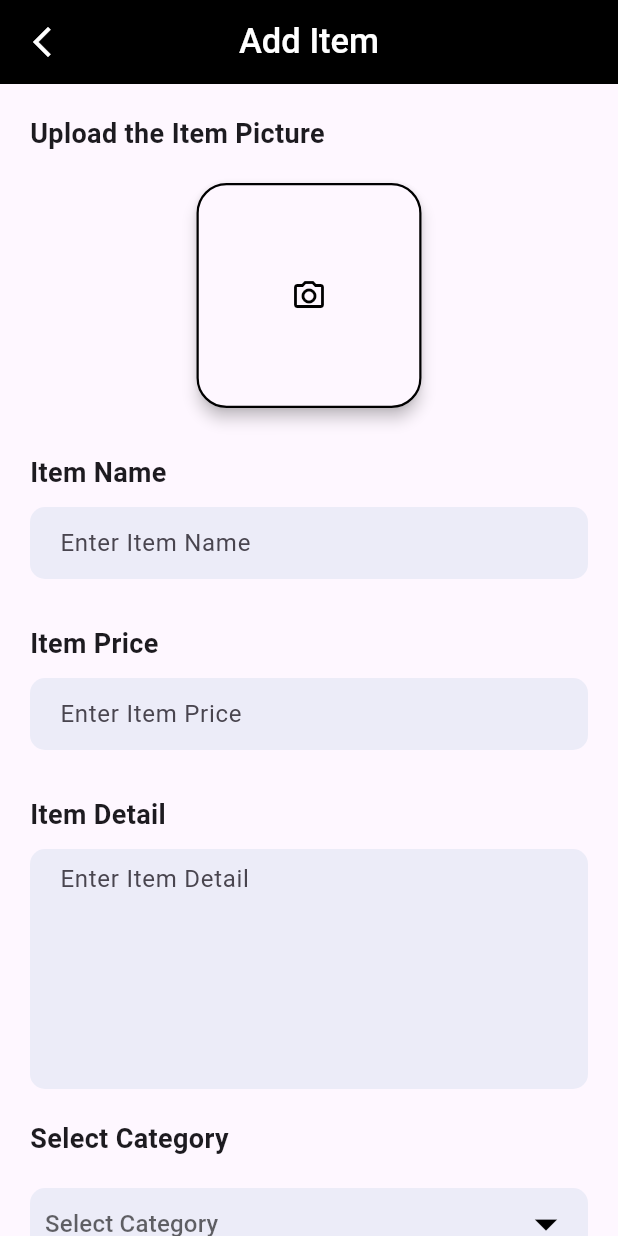
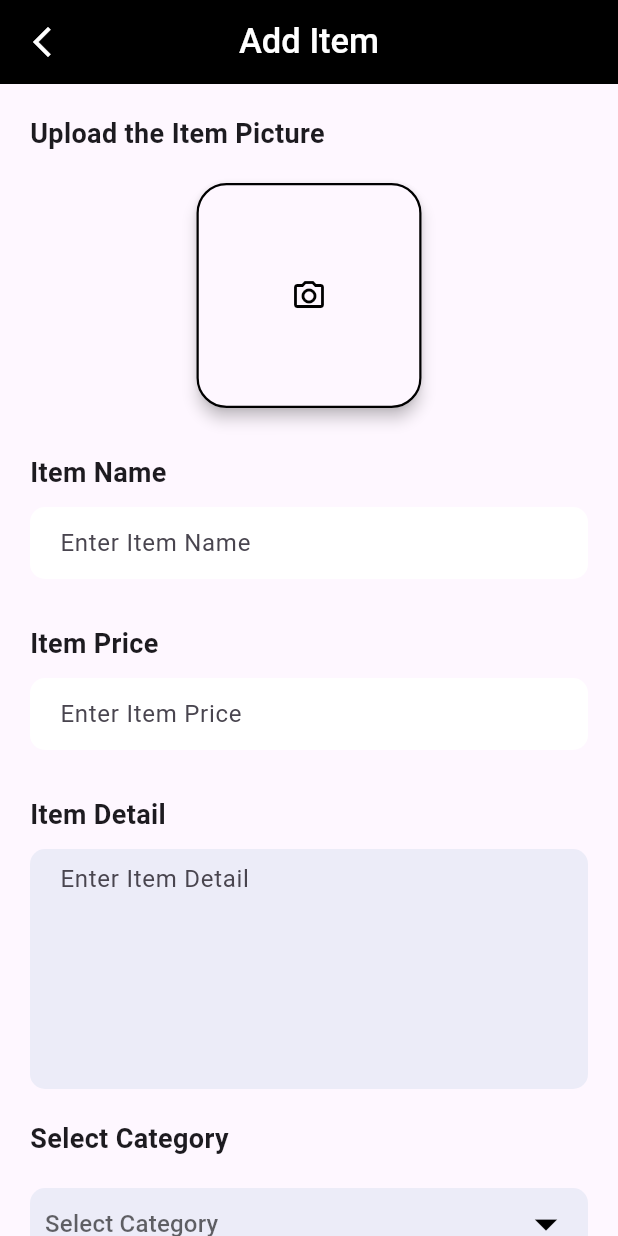
Before and after one commit to ParthVadodariya2005/foody_admin_app, a Flutter app: the screen it shows once a user with an empty profile is signed in, after a tap on "Add Food Items", on a phone screen of 412 x 824 dp. Run offline on Flutter 3.47's test engine with Material 3 defaults, Android fonts, the phone set to English and light mode, and no system bars; our stand-ins replace cloud_firestore, file_picker, firebase_auth, firebase_core, firebase_storage, random_string; accounts and stored records are empty; Roboto replaces fonts that are missing (Poppins).

Commit message:
admin_signout

```diff
--- a/lib/Admin/adding_food.dart
+++ b/lib/Admin/adding_food.dart
@@ -93,7 +93,7 @@ class _AddFoodState extends State<AddFood> {
   Widget build(BuildContext context) {
     return Scaffold(
       appBar: AppBar(
-        leading: GestureDetector(
+         leading: GestureDetector(
           onTap: () {
             Navigator.pop(context);
           },
@@ -110,6 +110,7 @@ class _AddFoodState extends State<AddFood> {
         ),
         backgroundColor: Colors.black,
       ),
+
       body: SingleChildScrollView(
         child: Container(
           margin: EdgeInsets.all(20.0),
@@ -174,7 +175,7 @@ class _AddFoodState extends State<AddFood> {
                 padding: EdgeInsets.symmetric(horizontal: 20.0),
                 width: MediaQuery.of(context).size.width,
                 decoration: BoxDecoration(
-                  color: Color(0xFFececf8),
+                  color: Colors.white,
                   borderRadius: BorderRadius.circular(10),
                 ),
                 child: TextField(
@@ -195,7 +196,7 @@ class _AddFoodState extends State<AddFood> {
                 padding: EdgeInsets.symmetric(horizontal: 20.0),
                 width: MediaQuery.of(context).size.width,
                 decoration: BoxDecoration(
-                  color: Color(0xFFececf8),
+                  color: Colors.white,
                   borderRadius: BorderRadius.circular(10),
                 ),
                 child: TextField(
--- a/lib/Admin/admin_home.dart
+++ b/lib/Admin/admin_home.dart
@@ -1,5 +1,7 @@
+import 'package:firebase_auth/firebase_auth.dart';
 import 'package:flutter/material.dart';
 import 'package:foody_admin_app/Admin/adding_food.dart';
+import 'package:foody_admin_app/Admin/admin.dart';
 import 'package:foody_admin_app/widget/widget_support.dart';
 
 class HomeAdmin extends StatefulWidget {
@@ -10,26 +12,46 @@ class HomeAdmin extends StatefulWidget {
 }
 
 class _HomeAdminState extends State<HomeAdmin> {
+
+ final FirebaseAuth _auth = FirebaseAuth.instance;
+
+  Future<void> signOut(BuildContext context) async {
+    try {
+      await _auth.signOut();
+      Navigator.of(context).pushReplacement(
+        MaterialPageRoute(builder: (context) => AdminLogin()),
+      );
+    } catch (e) {
+      print("Error signing out: $e");
+    }
+  }
   @override
   Widget build(BuildContext context) {
     return Scaffold(
       appBar: AppBar(
-
         centerTitle: true,
         title: Text(
           "Home Admin",
-          style:AppWidget.semiBoldWhiteTextFeildStyle(),
+          style: AppWidget.semiBoldWhiteTextFeildStyle(),
         ),
         backgroundColor: Colors.black,
+        actions: [
+          IconButton(
+            icon: Icon(Icons.logout),
+            onPressed: () async {
+              await FirebaseAuth.instance.signOut();
+            },
+          ),
+        ],
       ),
       body: Container(
         margin: EdgeInsets.only(top: 50.0, left: 20.0, right: 20.0),
         child: Column(
           children: [
-            SizedBox(height: 50.0,),
+            SizedBox(height: 50.0),
             GestureDetector(
-              onTap: (){
-                Navigator.push(context, MaterialPageRoute(builder: (context)=> AddFood()));
+              onTap: () {
+                Navigator.push(context, MaterialPageRoute(builder: (context) => AddFood()));
               },
               child: Material(
                 elevation: 10.0,
@@ -40,17 +62,29 @@ class _HomeAdminState extends State<HomeAdmin> {
                     decoration: BoxDecoration(
                       color: Colors.black,
                       borderRadius: BorderRadius.circular(10),
-
                     ),
-                    child: Row(children: [
-                      Padding(padding: EdgeInsets.all(6.0),
-                      child: Image.asset("images/salad4.png", height: 100, width: 100, fit: BoxFit.cover,),),
-                  SizedBox(width: 30.0,) ,
-                  Text("Add Food Items", style: TextStyle(color: Colors.white, fontSize: 20.0, fontWeight: FontWeight.bold),) ],),
+                    child: Row(
+                      children: [
+                        Padding(
+                          padding: EdgeInsets.all(6.0),
+                          child: Image.asset(
+                            "images/salad4.png",
+                            height: 100,
+                            width: 100,
+                            fit: BoxFit.cover,
+                          ),
+                        ),
+                        SizedBox(width: 30.0),
+                        Text(
+                          "Add Food Items",
+                          style: TextStyle(color: Colors.white, fontSize: 20.0, fontWeight: FontWeight.bold),
+                        ),
+                      ],
+                    ),
                   ),
                 ),
               ),
-            )
+            ),
           ],
         ),
       ),
```
